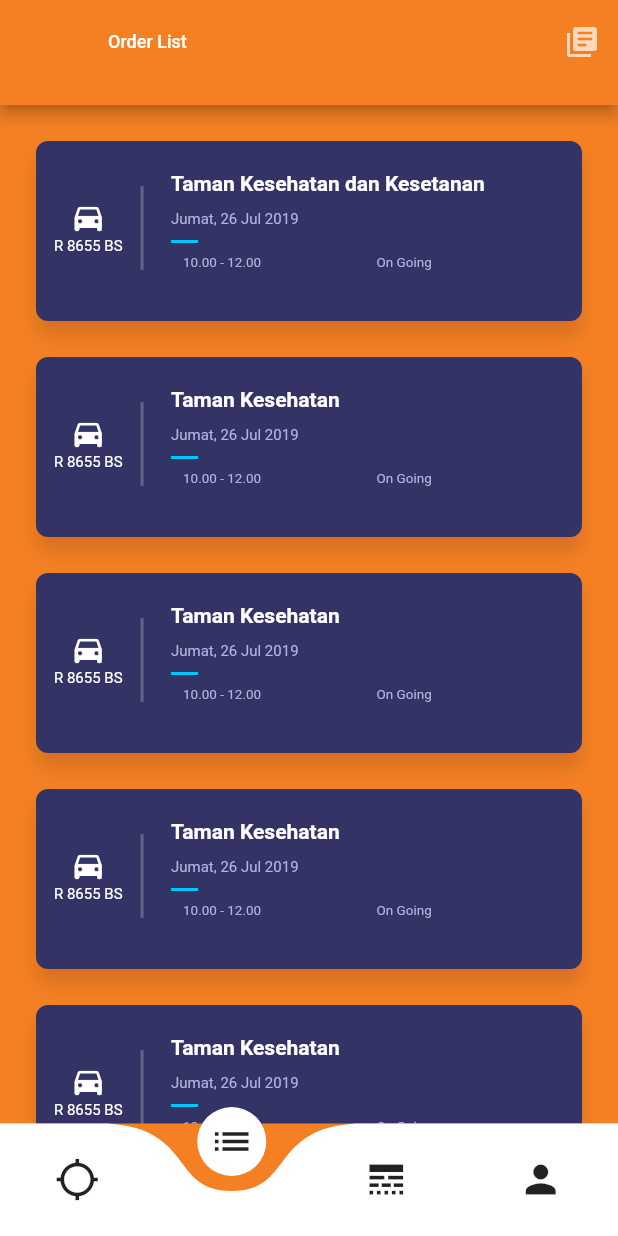
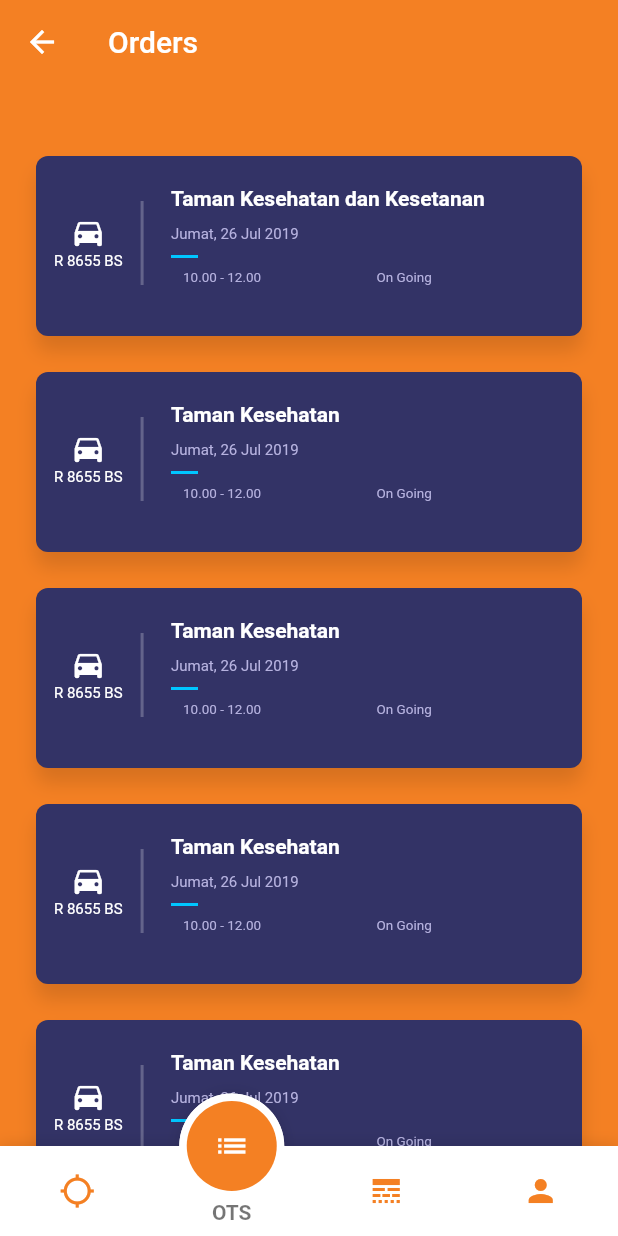
Before and after one commit to adubiyung/flutter_parking, a Flutter app: the LandingPage screen opened directly, item 2 of the bottom bar chosen, on a phone screen of 412 x 824 dp. Run offline on Flutter 3.47's test engine with Material 2 defaults, Android fonts, the phone set to English and light mode, and no system bars; drawn by our look-alikes of curved_navigation_bar, fancy_bottom_navigation; our stand-ins replace carousel_pro, geolocator, google_maps_flutter, location, qr_flutter, sliding_up_panel; missing offline and left inert: barcode_flutter, country_pickers; Roboto replaces fonts that are missing (Poppins).

```diff
--- a/lib/views/pages/landing_page.dart
+++ b/lib/views/pages/landing_page.dart
@@ -1,4 +1,5 @@
 import 'package:curved_navigation_bar/curved_navigation_bar.dart';
+import 'package:fancy_bottom_navigation/fancy_bottom_navigation.dart';
 import 'package:flutter/material.dart';
 import 'package:flutter_parking_project/views/pages/account_page.dart';
 import 'package:flutter_parking_project/views/pages/home_page.dart';
@@ -25,35 +26,19 @@ class _LandingPageState extends State<LandingPage> {
 
   @override
   Widget build(BuildContext context) {
-    // TODO: implement build
-
     Widget _compileWidget = Scaffold(
-      bottomNavigationBar: CurvedNavigationBar(
-        color: Colors.white,
-        backgroundColor: _mainColor,
-        items: <Widget>[
-          Icon(
-            Icons.location_searching,
-            size: 30,
-          ),
-          Icon(
-            Icons.list,
-            size: 30,
-            semanticLabel: 'Orders',
-          ),
-          Icon(
-            Icons.line_style,
-            size: 30,
-            semanticLabel: '',
-          ),
-          Icon(
-            Icons.person,
-            size: 30,
-          ),
+      bottomNavigationBar: FancyBottomNavigation(
+        tabs: [
+          TabData(iconData: Icons.location_searching, title: "Booking"),
+          TabData(iconData: Icons.list, title: "OTS"),
+          TabData(iconData: Icons.line_style, title: "Orders"),
+          TabData(iconData: Icons.person, title: "Account"),
         ],
-        onTap: (index) {
+        circleColor: _mainColor,
+        inactiveIconColor: _mainColor,
+        onTabChangedListener: (position) {
           setState(() {
-            _page = index;
+            _page = position;
           });
         },
       ),
--- a/lib/views/pages/order_page.dart
+++ b/lib/views/pages/order_page.dart
@@ -12,23 +12,23 @@ class _OrderPageState extends State<OrderPage> {
   @override
   Widget build(BuildContext context) {
     Widget _compilePage = Scaffold(
-      appBar: PreferredSize(
-        preferredSize: Size.fromHeight(70.0),
-        child: AppBar(
-          // elevation: 0.0,
-          backgroundColor: _mainColor,
-          title: Text(
-            'Order List',
-            style: TextStyle(fontSize: 12),
-          ),
-          actions: <Widget>[
-          IconButton(
-            icon: Icon(Icons.library_books, color: Colors.white70,)
-          )
-        ],
-        leading: Container(),
-        ),
-      ),
+      // appBar: PreferredSize(
+      //   preferredSize: Size.fromHeight(70.0),
+      //   child: AppBar(
+      //     // elevation: 0.0,
+      //     backgroundColor: _mainColor,
+      //     title: Text(
+      //       'Order List',
+      //       style: TextStyle(fontSize: 12),
+      //     ),
+      //     actions: <Widget>[
+      //     IconButton(
+      //       icon: Icon(Icons.library_books, color: Colors.white70,)
+      //     )
+      //   ],
+      //   leading: Container(),
+      //   ),
+      // ),
       body: Column(
         children: <Widget>[
           OrderList(),
--- a/lib/views/widget/order_list.dart
+++ b/lib/views/widget/order_list.dart
@@ -14,6 +14,15 @@ class OrderList extends StatelessWidget {
           scrollDirection: Axis.vertical,
           shrinkWrap: false,
           slivers: <Widget>[
+            SliverAppBar(
+              title: Text("Orders"),
+              backgroundColor: _mainColor,
+              expandedHeight: 80.0,
+              // flexibleSpace: FlexibleSpaceBar(
+              //   background: Image.network(
+              //       'https://cdn-images-1.medium.com/max/2000/1*GqdzzfB_BHorv7V2NV7Jgg.jpeg'),
+              // ),
+            ),
             new SliverPadding(
               padding: const EdgeInsets.symmetric(vertical: 12.0),
               sliver: new SliverList(
--- a/lib/views/widget/ticket_row.dart
+++ b/lib/views/widget/ticket_row.dart
@@ -10,28 +10,6 @@ class TicketRow extends StatelessWidget {
 
   @override
   Widget build(BuildContext context) {
-    final TicketThumbnailLeft = new Container(
-      margin: new EdgeInsets.symmetric(vertical: 30.0),
-      alignment: FractionalOffset.centerLeft,
-      width: 25.0,
-      height: 80.0,
-      decoration: new BoxDecoration(
-        color: _mainColor,
-        shape: BoxShape.circle,
-        boxShadow: [BoxShadow(color: _mainColor, offset: Offset.zero)],
-      ),
-    );
-
-    final TicketThumbnailRight = new Container(
-      margin: EdgeInsets.symmetric(vertical: 30.0, horizontal: 200.0),
-      alignment: FractionalOffset.centerRight,
-      width: 23.0,
-      height: 80.0,
-      decoration: new BoxDecoration(
-        color: Colors.black,
-        shape: BoxShape.circle,
-      ),
-    );
 
     final TicketThumbnailIcon = new ListTile(
       contentPadding: EdgeInsets.symmetric(vertical: 30.0, horizontal: 22.0),
--- a/pubspec.yaml
+++ b/pubspec.yaml
@@ -30,6 +30,9 @@ dependencies:
   qr_flutter: ^2.1.0+55
   sliding_up_panel: ^0.3.4
   google_maps_flutter: ^0.5.19+2
+  fancy_bottom_navigation: ^0.3.2
+  location: ^2.3.5
+  geolocator: ^5.1.1+1
 
   # The following adds the Cupertino Icons font to your application.
   # Use with the CupertinoIcons class for iOS style icons.
```
Also changed, not shown: lib/models/location_model.dart (added, +35 -0 lines), lib/views/pages/home_page.dart (+99 -16 lines), lib/views/widget/button_search.dart (added, +31 -0 lines), lib/views/widget/location_list.dart (added, +26 -0 lines), lib/views/widget/location_row.dart (added, +103 -0 lines), lib/views/widget/search_destination.dart (added, +26 -0 lines), lib/views/widget/ticket_row2.dart (deleted, +0 -175 lines), pubspec.lock, 2 other files.
